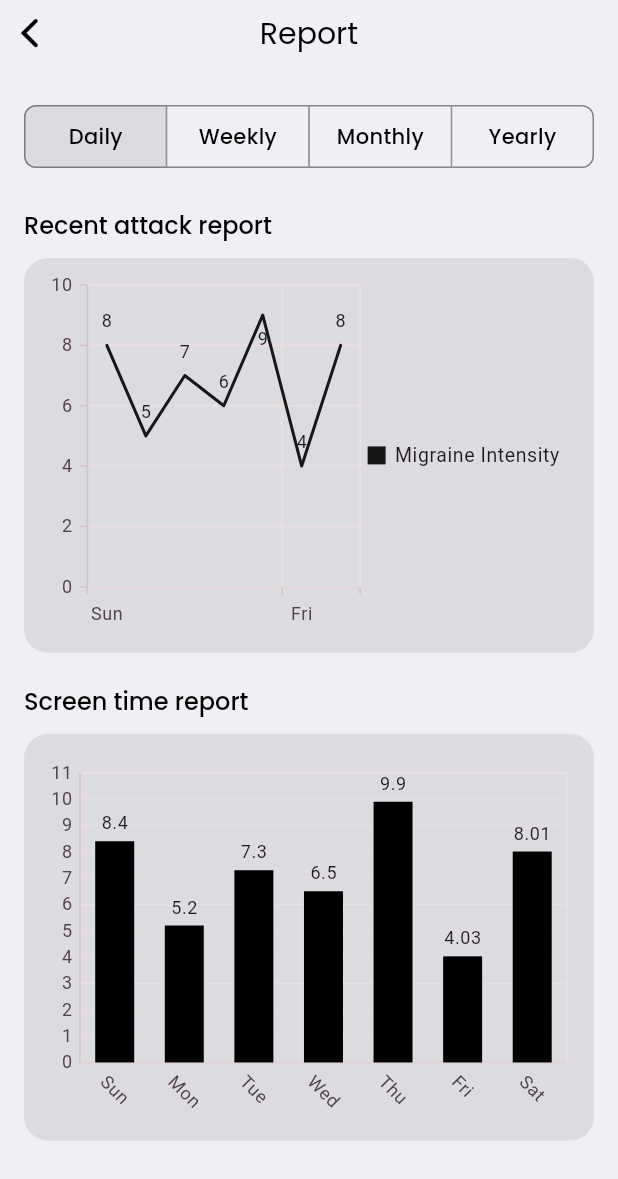
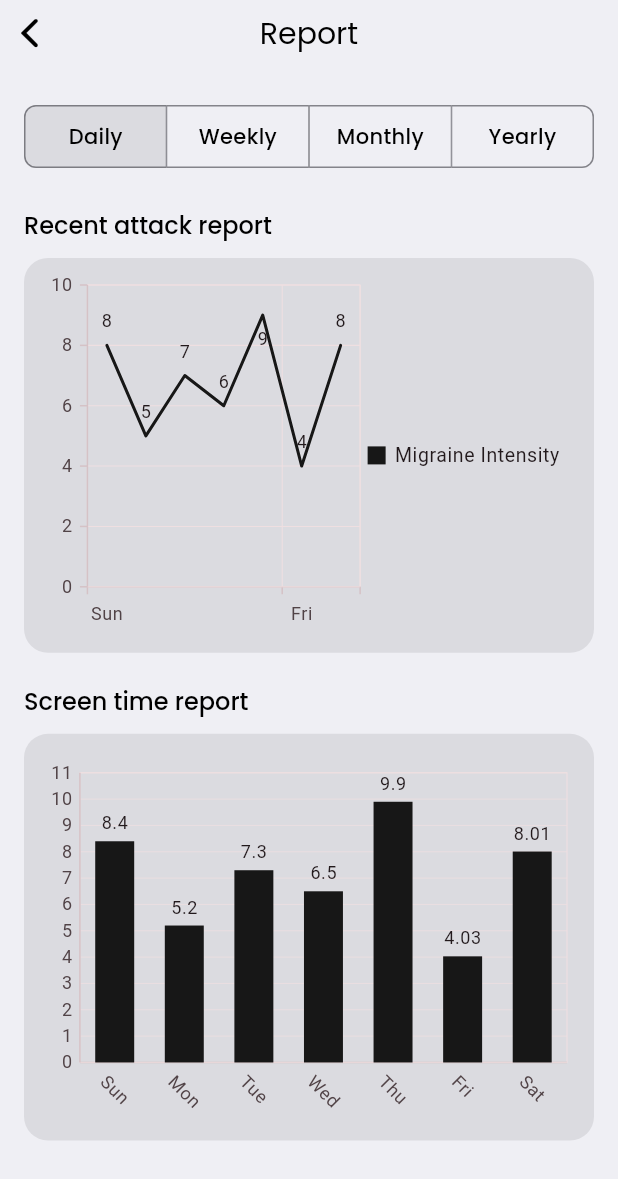
Before and after one commit to MdKaif2782/migraine-tracker, a Flutter app: the ReportScreen screen opened directly, on a phone screen of 412 x 824 dp. Shown: the top 1179 px of the screen. Run offline on Flutter 3.47's test engine with Material 3 defaults, Android fonts, the phone set to English and light mode, and no system bars; our stand-ins replace flutter_svg, persistent_bottom_nav_bar, shared_preferences, syncfusion_flutter_charts; accounts and stored records are empty.

Commit message:
changed screen time graphc color

```diff
--- a/lib/screens/report.dart
+++ b/lib/screens/report.dart
@@ -254,7 +254,7 @@ class ScreenTimeGraph extends StatelessWidget {
                   dataSource: data,
                   xValueMapper: (_ScreenTimeData data, _) => data.date,
                   yValueMapper: (_ScreenTimeData data, _) => data.timeInHours,
-                  color: CupertinoColors.black,
+                  color: CupertinoColors.darkBackgroundGray,
                   name: 'Screen Time (in hours)',
                   spacing: 0.2, // Add gaps between bars
                   dataLabelSettings: const DataLabelSettings(isVisible: true),
```
